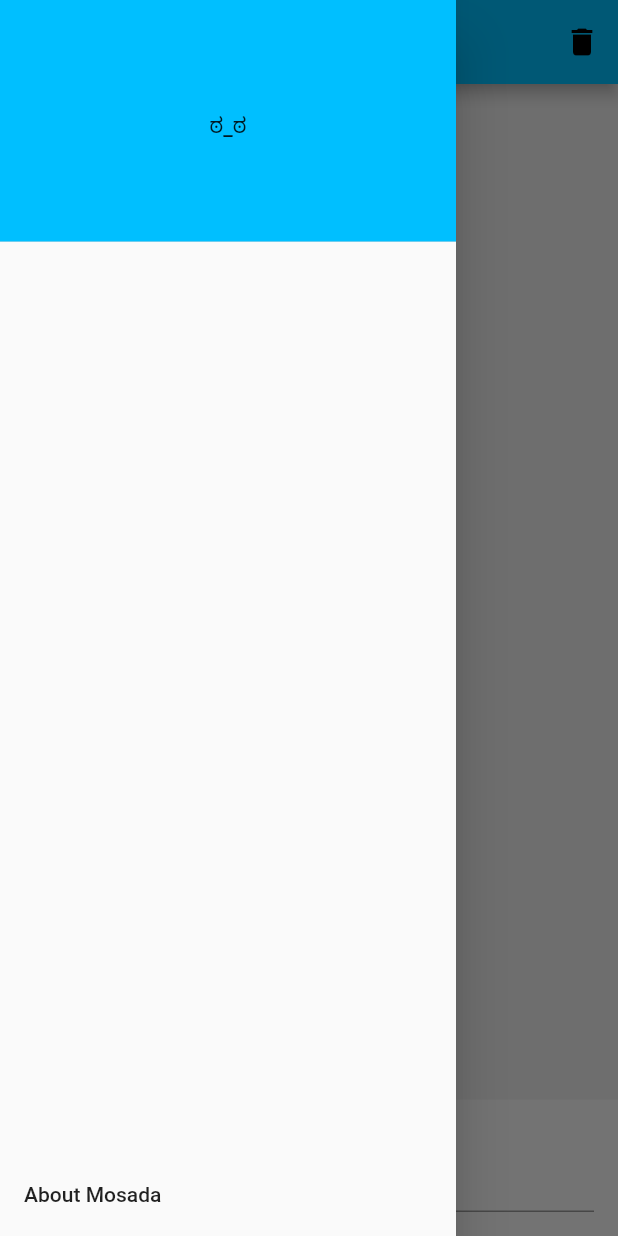
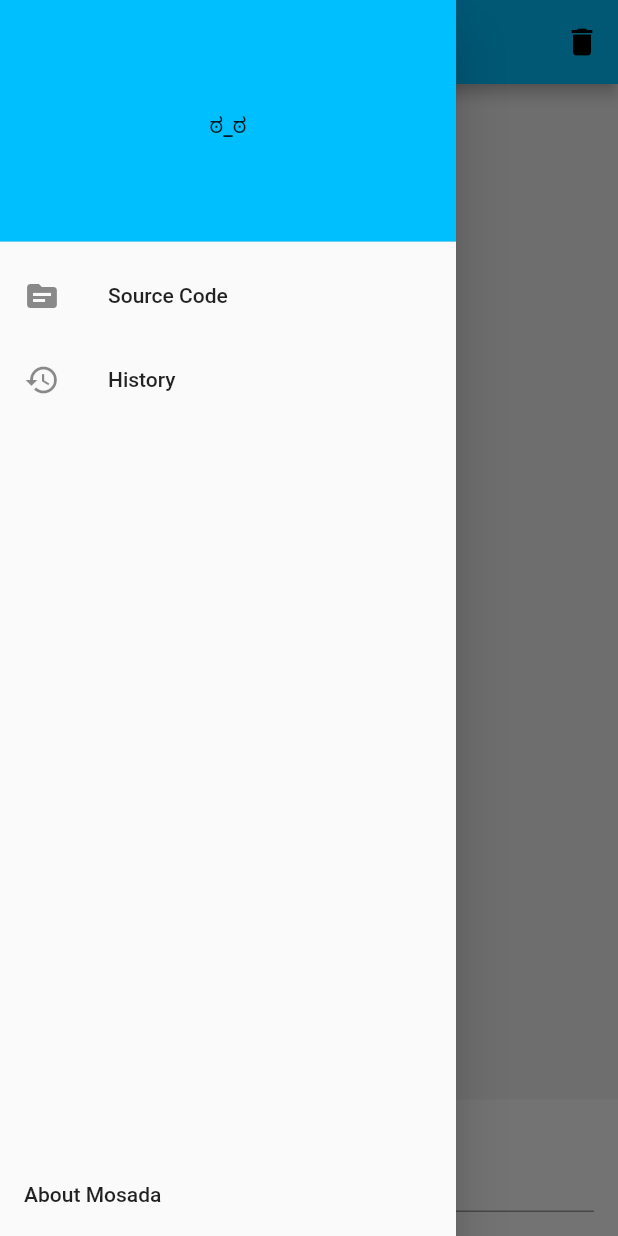
Before and after one commit to BlakeBarrett/Mosada, a Flutter app: the screen it shows after launch, with the side drawer open, on a phone screen of 412 x 824 dp. Run offline on Flutter 3.47's test engine with Material 2 defaults, Android fonts, the phone set to English and light mode, and no system bars; our stand-ins replace hexcolor.

Commit message:
Drawer is its own thing and has links.

```diff
--- /dev/null
+++ b/lib/drawer.dart
@@ -0,0 +1,49 @@
+import 'package:flutter/material.dart';
+import 'package:url_launcher/url_launcher.dart';
+
+@immutable
+class DrawerWidget extends StatelessWidget {
+  Widget getRow(final IconData icon, final String title, final String url) {
+    return ListTile(
+      leading: Icon(icon),
+      title: Text(title),
+      onTap: () async {
+        if (await canLaunch(url)) {
+          await launch(url);
+        }
+      },
+    );
+  }
+
+  @override
+  Widget build(final BuildContext context) {
+    return Drawer(
+      child: Flex(direction: Axis.vertical, children: [
+        DrawerHeader(
+            child: Expanded(
+              child: Center(
+                child: Text('ಠ_ಠ'),
+              ),
+            ),
+            decoration: BoxDecoration(
+              color: Theme.of(context).primaryColor,
+            )),
+        Expanded(
+          child: ListView(
+            keyboardDismissBehavior: ScrollViewKeyboardDismissBehavior.onDrag,
+            children: [
+              getRow(Icons.source, 'Source Code',
+                  'https://github.com/BlakeBarrett/BBAI'),
+              getRow(Icons.history, 'History',
+                  'https://github.com/BlakeBarrett/BBAI/blob/master/docs/conversations.md'),
+            ],
+          ),
+        ),
+        AboutListTile(
+          applicationName: 'Mosada',
+          aboutBoxChildren: [Center(child: Text('ಠ_ಠ'))],
+        ),
+      ]),
+    );
+  }
+}
--- a/lib/main.dart
+++ b/lib/main.dart
@@ -2,6 +2,7 @@ import 'package:bbai/conversation_list.dart';
 import 'package:flutter/material.dart';
 import 'package:hexcolor/hexcolor.dart';
 import 'AIRequests.dart' as API;
+import 'drawer.dart';
 
 void main() {
   runApp(MyApp());
@@ -78,29 +79,7 @@ class _MosadaChatWidgetState extends State<MosadaChatWidget> {
   @override
   Widget build(final BuildContext context) {
     return Scaffold(
-      drawer: Drawer(
-        child: Flex(direction: Axis.vertical, children: [
-          DrawerHeader(
-              child: Expanded(
-                child: Center(
-                  child: Text('ಠ_ಠ'),
-                ),
-              ),
-              decoration: BoxDecoration(
-                color: Theme.of(context).primaryColor,
-              )),
-          Expanded(
-            child: ListView(
-              keyboardDismissBehavior: ScrollViewKeyboardDismissBehavior.onDrag,
-              children: [],
-            ),
-          ),
-          AboutListTile(
-            applicationName: 'Mosada',
-            aboutBoxChildren: [Center(child: Text('ಠ_ಠ'))],
-          ),
-        ]),
-      ),
+      drawer: DrawerWidget(),
       appBar: AppBar(
           title: Text('Mosada ಠ_ಠ'),
           leading: Builder(
--- a/pubspec.yaml
+++ b/pubspec.yaml
@@ -31,6 +31,7 @@ dependencies:
   http: ^0.13.3
   test: ^1.16.8
   hexcolor: ^2.0.5
+  url_launcher: ^6.0.9
 
 dev_dependencies:
   flutter_test:
```
